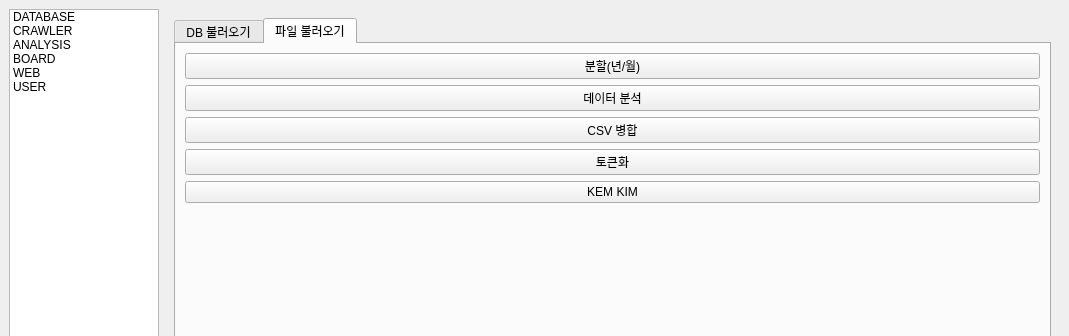
yojun313/knpu, file MANAGER/BIGMACLAB_MANAGER_GUI.ui: the form before one commit; both pictures show x 0 to 1069 and y 0 to 336 of the 1069 by 787 pixel window.
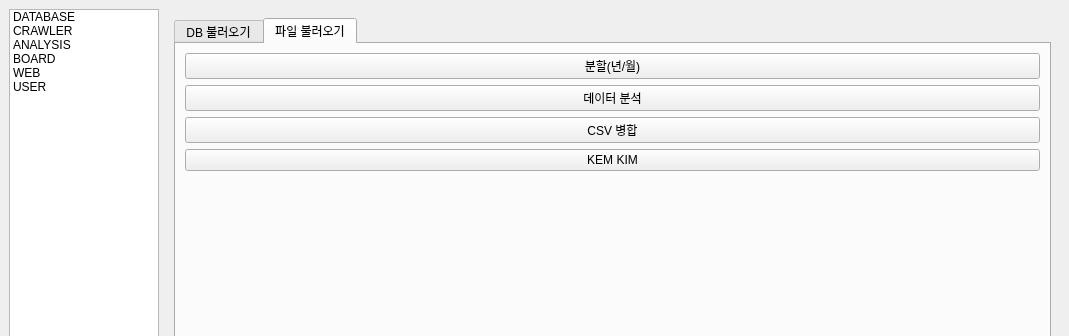
The form after the commit. The open tabs and pages were chosen to show the change.

Commit message: CRAWLER tokenization

```diff
--- a/MANAGER/BIGMACLAB_MANAGER_GUI.ui
+++ b/MANAGER/BIGMACLAB_MANAGER_GUI.ui
@@ -270,13 +270,6 @@
                   </property>
                  </widget>
                 </item>
-                <item>
-                 <widget class="QPushButton" name="kimkem_tab2_tokenization_button">
-                  <property name="text">
-                   <string>토큰화</string>
-                  </property>
-                 </widget>
-                </item>
                 <item>
                  <widget class="QPushButton" name="kimkem_tab2_kimkem_button">
                   <property name="text">
```
The commit also changes 3 other files.
